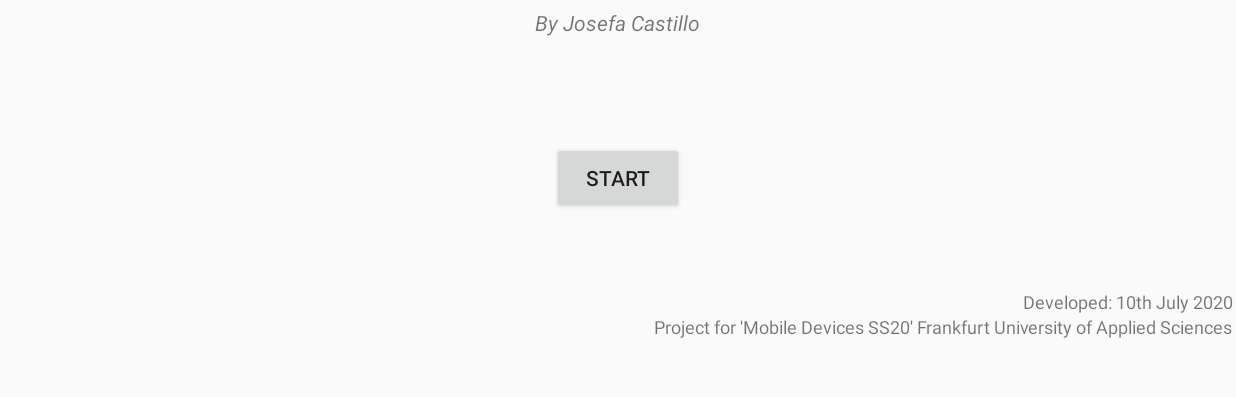
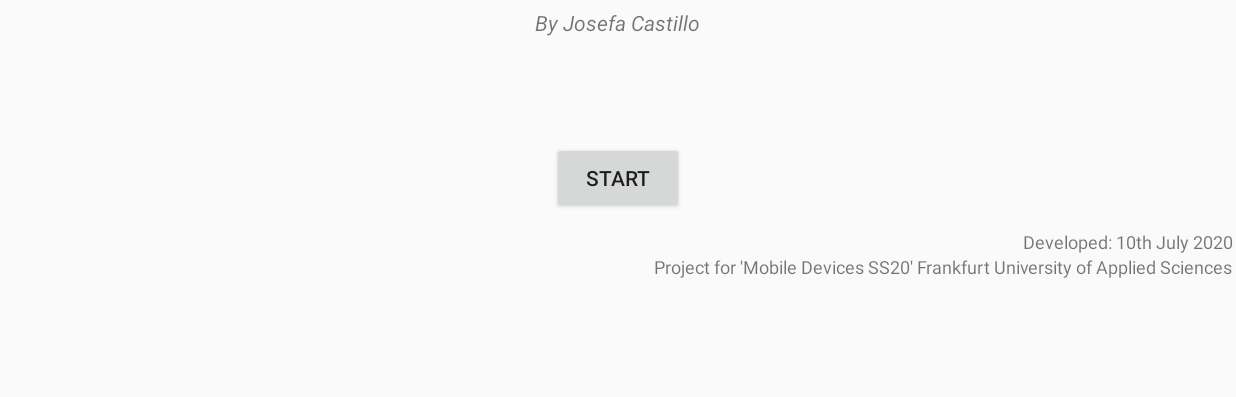
Before and after one commit to cuckoogrobble/MobDev_Pong, an Android app: the screen it shows after launch (MainActivity), on a phone screen of 824 x 412 dp (held sideways), the part 101-498 px from its top. Run offline under Robolectric (Android 15) with nearby library versions, the phone set to English and light mode, and no system bars.

Commit message:
fixed some alignments/design

```diff
--- a/app/src/main/java/com/example/pong/MainActivity.java
+++ b/app/src/main/java/com/example/pong/MainActivity.java
@@ -113,6 +113,7 @@ public class MainActivity extends AppCompatActivity implements SensorEventListen
         timerText.setVisibility(View.INVISIBLE);
         gameOverText.setVisibility(View.INVISIBLE);
         endLayout.setVisibility(View.INVISIBLE);
+        startLayout.setVisibility(View.VISIBLE); //trying to get the date and credits to bottom
 
 
     }
@@ -184,6 +185,12 @@ public class MainActivity extends AppCompatActivity implements SensorEventListen
         Log.d(TAG, "ini: Initializing Sensor Services");
         sensorManager = (SensorManager) getSystemService(Context.SENSOR_SERVICE); //Permission to use the sensor
         accelerometer = sensorManager.getDefaultSensor(Sensor.TYPE_ACCELEROMETER); //getting the accelerometer sensor
+
+        //Trying to get them to the bottom :/ not working
+        date.setX(frameWidth - date.getWidth());
+        date.setY(frameHeight - date.getHeight() - credits.getHeight());
+        credits.setX(frameWidth - credits.getWidth());
+        credits.setY(frameHeight - credits.getHeight());
 
     }
 
--- a/app/src/main/res/layout/activity_main.xml
+++ b/app/src/main/res/layout/activity_main.xml
@@ -19,7 +19,7 @@
             android:gravity="center_horizontal"
             android:text="@string/score1"
             android:textAlignment="center"
-            android:textSize="25sp" />
+            android:textSize="35sp" />
 
         <TextView
             android:id="@+id/score2pl"
@@ -28,7 +28,7 @@
             android:gravity="center_horizontal"
             android:text="@string/score2"
             android:textAlignment="center"
-            android:textSize="25sp" />
+            android:textSize="35sp" />
 
         <TextView
             android:id="@+id/hitsText"
@@ -62,6 +62,7 @@
             android:layout_width="wrap_content"
             android:layout_height="wrap_content"
             android:gravity="center_horizontal"
+            android:layout_marginTop="10dp"
             android:text="@string/timerText"
             android:textAlignment="center"
             android:textSize="12sp" />
@@ -137,10 +138,8 @@
                 android:layout_width="wrap_content"
                 android:layout_height="wrap_content"
                 android:layout_gravity="end"
-                android:layout_marginTop="40dp"
                 android:layout_marginEnd="2dp"
                 android:layout_marginRight="2dp"
-                android:gravity="bottom"
                 android:text="@string/date"
                 android:textSize="12sp" />
 
@@ -151,7 +150,6 @@
                 android:layout_gravity="end"
                 android:layout_marginEnd="2dp"
                 android:layout_marginRight="2dp"
-                android:gravity="bottom"
                 android:text="@string/credits"
                 android:textSize="12sp" />
         </LinearLayout>
@@ -238,7 +236,8 @@
                         android:layout_weight="3"/>
 
                 </TableRow>
-                <TableRow>
+                <TableRow
+                    android:layout_margin="5dp">
                     <TextView
                         android:id="@+id/hitsTitle"
                         android:layout_width="match_parent"
@@ -279,10 +278,10 @@
                         android:layout_weight="2"/>
                     <TextView
                         android:id="@+id/filling"
-                        android:layout_width="match_parent"
+                        android:layout_width="wrap_content"
                         android:layout_height="match_parent"
-                        android:text=""
-                        android:gravity="center"
+                        android:textColor="@color/colorWhite"
+                        android:text="."
                         android:layout_weight="3"/>
 
                 </TableRow>
--- a/app/src/main/res/values/colors.xml
+++ b/app/src/main/res/values/colors.xml
@@ -5,4 +5,5 @@
     <color name="colorAccent">#03DAC5</color>
     <color name="colorOrange">#ffa500</color>
     <color name="colorBlack">#000000</color>
+    <color name="colorWhite">#FFFFFF</color>
 </resources>
```
